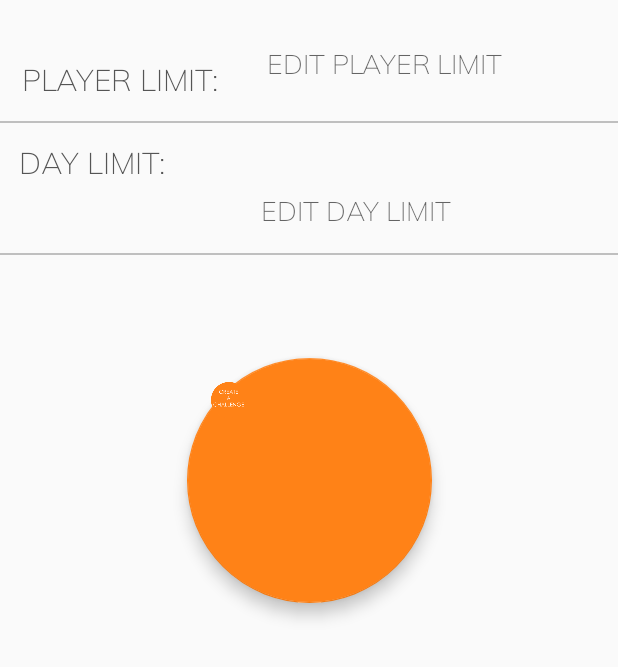
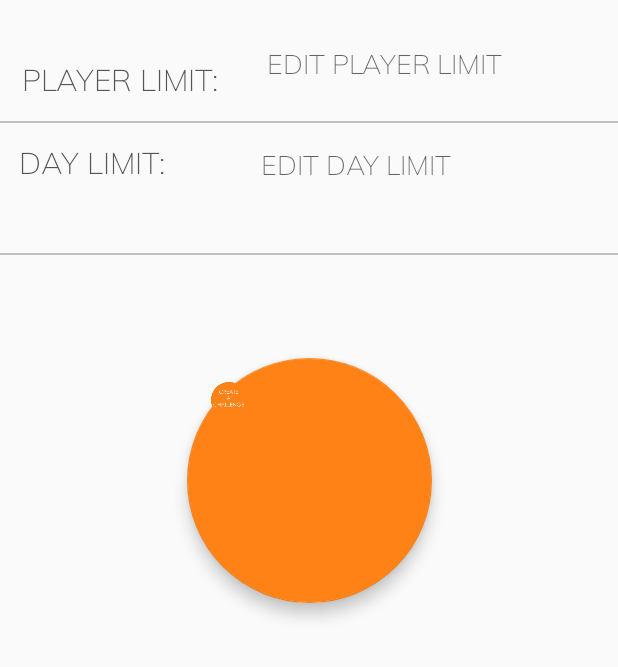
Before and after one commit to MEA-B143/p2-android-b143, an Android app: the layout activity_challenge_details.xml on its own in the app's theme, with its tools: preview values and no code run, on a phone screen of 412 x 824 dp, the part 569-1236 px from its top. Run offline under Robolectric (Android 15) with nearby library versions, the phone set to English and light mode, and no system bars.

Commit message:
ChallengeDetails

```diff
--- a/app/src/main/res/layout/activity_challenge_details.xml
+++ b/app/src/main/res/layout/activity_challenge_details.xml
@@ -122,7 +122,7 @@
         android:textSize="20sp"
         app:fontFamily="@font/muli_extralight"
         app:layout_constraintBottom_toTopOf="@+id/tvDayLimit"
-        app:layout_constraintEnd_toStartOf="@+id/etPlayerLimit2"
+        app:layout_constraintEnd_toStartOf="@+id/etPlayerLimit"
         app:layout_constraintStart_toStartOf="parent"
         app:layout_constraintTop_toTopOf="parent"
         app:layout_constraintVertical_bias="0.973" />
@@ -165,7 +165,7 @@
         android:layout_height="1.5dp"
         android:layout_marginBottom="8dp"
         android:background="#bfbfbf"
-        app:layout_constraintBottom_toTopOf="@+id/etPlayerLimit2"
+        app:layout_constraintBottom_toTopOf="@+id/etPlayerLimit"
         app:layout_constraintEnd_toEndOf="parent"
         app:layout_constraintHorizontal_bias="0.0"
         app:layout_constraintStart_toStartOf="parent"
@@ -237,13 +237,13 @@
         android:inputType="textPersonName"
         app:fontFamily="@font/muli_extralight"
         app:layout_constraintBottom_toTopOf="@+id/view5"
-        app:layout_constraintEnd_toEndOf="@+id/etPlayerLimit2"
+        app:layout_constraintEnd_toEndOf="@+id/etPlayerLimit"
         app:layout_constraintStart_toEndOf="@+id/tvDayLimit"
         app:layout_constraintTop_toBottomOf="@+id/view4"
-        app:layout_constraintVertical_bias="1.0" />
+        app:layout_constraintVertical_bias="0.0" />
 
     <EditText
-        android:id="@+id/etPlayerLimit2"
+        android:id="@+id/etPlayerLimit"
         android:layout_width="211dp"
         android:layout_height="39dp"
         android:layout_marginBottom="8dp"
@@ -275,7 +275,7 @@
         android:inputType="textPersonName"
         app:fontFamily="@font/muli_extralight"
         app:layout_constraintBottom_toTopOf="@+id/view3"
-        app:layout_constraintEnd_toEndOf="@+id/etPlayerLimit2"
+        app:layout_constraintEnd_toEndOf="@+id/etPlayerLimit"
         app:layout_constraintStart_toEndOf="@+id/tvName"
         app:layout_constraintTop_toBottomOf="@+id/view2" />
 
```
Also changed, not shown: app/src/main/java/com/b143lul/android/logreg/ChallengeDetails.java (+40 -7 lines).
